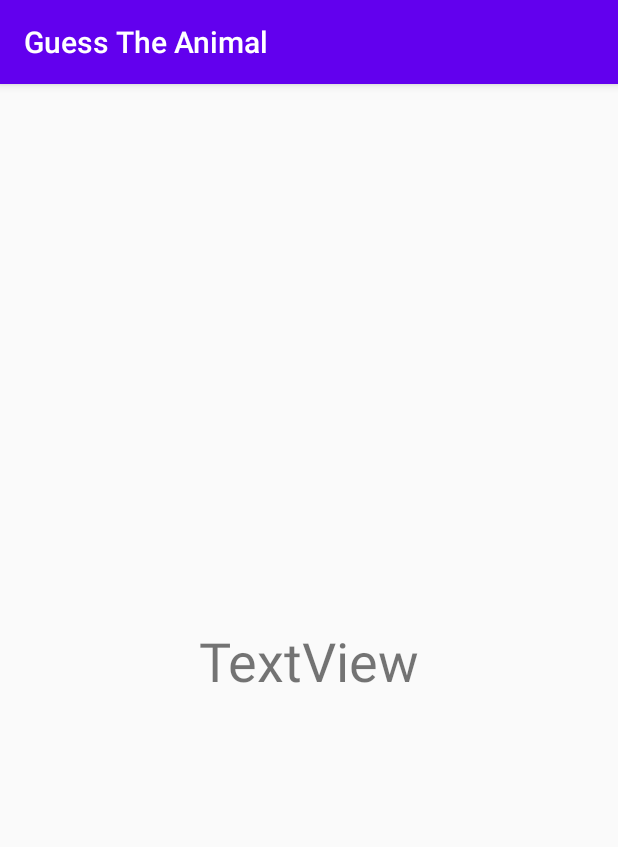
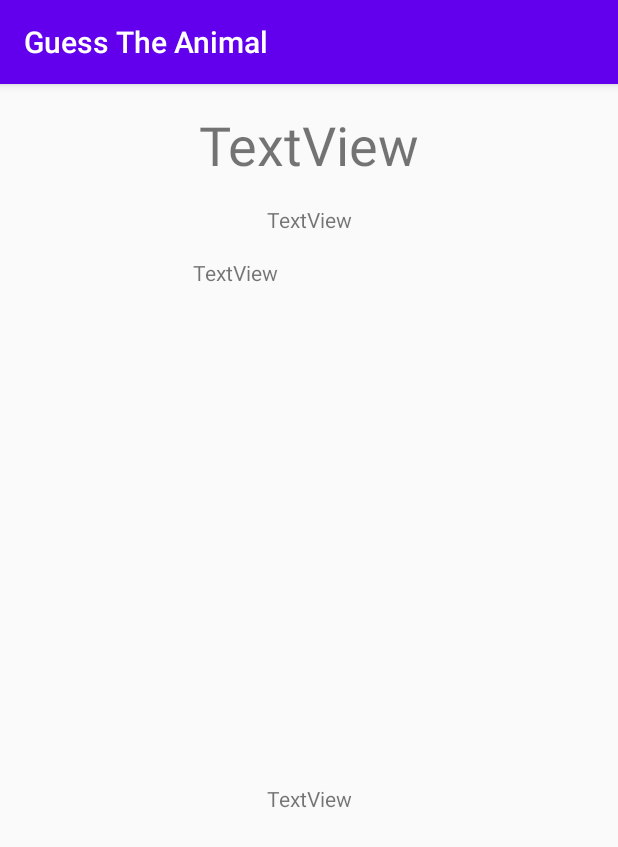
Before and after one commit to maXXCZ1/GTA, an Android app: the GameOverFragment screen opened through its navigation route, on a phone screen of 412 x 824 dp. Shown: the top 847 px of the screen. Run offline under Robolectric (Android 15) with nearby library versions, the phone set to English and light mode, and no system bars; our stand-ins replace data binding.

Commit message:
GameViewmodel.next() + GameOverFragment added

```diff
--- a/app/src/main/res/layout/fragment_game.xml
+++ b/app/src/main/res/layout/fragment_game.xml
@@ -4,10 +4,12 @@
     xmlns:app="http://schemas.android.com/apk/res-auto">
 
     <data>
-
         <variable
-            name="gameviewModel"
+            name="gameViewModel"
             type="opkp.solutions.guesstheanimal.game.GameViewModel" />
+        <variable
+            name="gameFragment"
+            type="opkp.solutions.guesstheanimal.game.GameFragment" />
     </data>
 
     <!-- TODO -> make proper databinding with viewmodel.picture 1-4 -->
--- a/app/src/main/res/layout/fragment_game_over.xml
+++ b/app/src/main/res/layout/fragment_game_over.xml
@@ -13,11 +13,48 @@
             android:id="@+id/textView"
             android:layout_width="wrap_content"
             android:layout_height="wrap_content"
+            android:layout_marginTop="16dp"
             android:text="TextView"
             android:textSize="36sp"
+            app:layout_constraintEnd_toEndOf="parent"
+            app:layout_constraintStart_toStartOf="parent"
+            app:layout_constraintTop_toTopOf="parent" />
+
+        <TextView
+            android:id="@+id/textView2"
+            android:layout_width="wrap_content"
+            android:layout_height="wrap_content"
+            android:layout_marginStart="16dp"
+            android:layout_marginTop="16dp"
+            android:layout_marginEnd="16dp"
+            android:text="TextView"
+            app:layout_constraintEnd_toEndOf="parent"
+            app:layout_constraintStart_toStartOf="parent"
+            app:layout_constraintTop_toBottomOf="@+id/textView" />
+
+        <TextView
+            android:id="@+id/textView3"
+            android:layout_width="155dp"
+            android:layout_height="52dp"
+            android:layout_marginStart="16dp"
+            android:layout_marginTop="16dp"
+            android:layout_marginEnd="16dp"
+            android:text="TextView"
+            app:layout_constraintEnd_toEndOf="parent"
+            app:layout_constraintStart_toStartOf="parent"
+            app:layout_constraintTop_toBottomOf="@+id/textView2" />
+
+        <TextView
+            android:id="@+id/textView4"
+            android:layout_width="wrap_content"
+            android:layout_height="wrap_content"
+            android:layout_marginStart="16dp"
+            android:layout_marginTop="16dp"
+            android:layout_marginEnd="16dp"
+            android:text="TextView"
             app:layout_constraintBottom_toBottomOf="parent"
             app:layout_constraintEnd_toEndOf="parent"
             app:layout_constraintStart_toStartOf="parent"
-            app:layout_constraintTop_toTopOf="parent" />
+            app:layout_constraintTop_toBottomOf="@+id/textView3" />
     </androidx.constraintlayout.widget.ConstraintLayout>
 </layout>
--- a/app/src/main/res/navigation/nav_graph.xml
+++ b/app/src/main/res/navigation/nav_graph.xml
@@ -31,15 +31,13 @@
             android:defaultValue="true" />
         <action
             android:id="@+id/action_gameFragment_to_gameOverFragment"
-            app:destination="@id/gameOverFragment" />
+            app:destination="@id/gameOverFragment"
+            app:enterAnim="@android:anim/slide_in_left"
+            app:exitAnim="@anim/fragment_fade_exit" />
     </fragment>
     <fragment
         android:id="@+id/gameOverFragment"
         android:name="opkp.solutions.guesstheanimal.game.GameOverFragment"
         android:label="fragment_game_over"
-        tools:layout="@layout/fragment_game_over" >
-        <action
-            android:id="@+id/action_gameOverFragment_to_gameFragment"
-            app:destination="@id/gameFragment" />
-    </fragment>
+        tools:layout="@layout/fragment_game_over" />
 </navigation>
--- a/app/src/main/res/values/strings.xml
+++ b/app/src/main/res/values/strings.xml
@@ -5,4 +5,5 @@
     <string name="play_button_text">Play</string>
     <string name="picture_4_contentdesc">Picture of fourth animal</string>
     <string name="sound_button">Play sound</string>
+    <string name="load_button">Load next animals</string>
 </resources>
```
Also changed, not shown: app/src/main/java/opkp/solutions/guesstheanimal/game/GameFragment.kt (+20 -5 lines), app/src/main/java/opkp/solutions/guesstheanimal/game/GameViewModel.kt (+52 -14 lines), app/src/main/res/drawable/ic_red_cross.xml (added, +18 -0 lines), app/src/main/res/drawable/ic_red_cross2.xml (added, +49 -0 lines), app/src/main/res/drawable/ic_red_cross3.xml (added, +135 -0 lines), app/src/main/res/drawable/ic_smiley.xml (added, +35 -0 lines).
